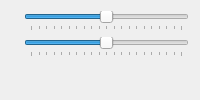
pbludov/hv-ms735-config, file ui/pagesensitivity.ui: the form before one commit.
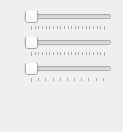
The form after the commit.

Commit message: Set USB report rate.

```diff
--- a/ui/pagesensitivity.ui
+++ b/ui/pagesensitivity.ui
@@ -2,6 +2,14 @@
 <ui version="4.0">
  <class>PageSensitivity</class>
  <widget class="QWidget" name="PageSensitivity">
+  <property name="geometry">
+   <rect>
+    <x>0</x>
+    <y>0</y>
+    <width>123</width>
+    <height>132</height>
+   </rect>
+  </property>
   <layout class="QFormLayout" name="layout">
    <item row="0" column="0">
     <widget class="QLabel" name="labelX">
@@ -15,9 +23,6 @@
      <property name="maximum">
       <number>200</number>
      </property>
-     <property name="value">
-      <number>100</number>
-     </property>
      <property name="orientation">
       <enum>Qt::Horizontal</enum>
      </property>
@@ -41,9 +46,6 @@
      <property name="maximum">
       <number>200</number>
      </property>
-     <property name="value">
-      <number>100</number>
-     </property>
      <property name="orientation">
       <enum>Qt::Horizontal</enum>
      </property>
@@ -55,6 +57,38 @@
      </property>
     </widget>
    </item>
+   <item row="2" column="0">
+    <widget class="QLabel" name="labelReportRate">
+     <property name="buddy">
+      <cstring>sliderReportRate</cstring>
+     </property>
+    </widget>
+   </item>
+   <item row="2" column="1">
+    <widget class="QSlider" name="sliderReportRate">
+     <property name="minimum">
+      <number>1</number>
+     </property>
+     <property name="maximum">
+      <number>255</number>
+     </property>
+     <property name="singleStep">
+      <number>5</number>
+     </property>
+     <property name="pageStep">
+      <number>25</number>
+     </property>
+     <property name="orientation">
+      <enum>Qt::Horizontal</enum>
+     </property>
+     <property name="tickPosition">
+      <enum>QSlider::TicksBelow</enum>
+     </property>
+     <property name="tickInterval">
+      <number>25</number>
+     </property>
+    </widget>
+   </item>
   </layout>
  </widget>
  <resources/>
```
Left out of the diff: 36 changed lines with no effect on the pictures. The commit also changes 6 other files.
